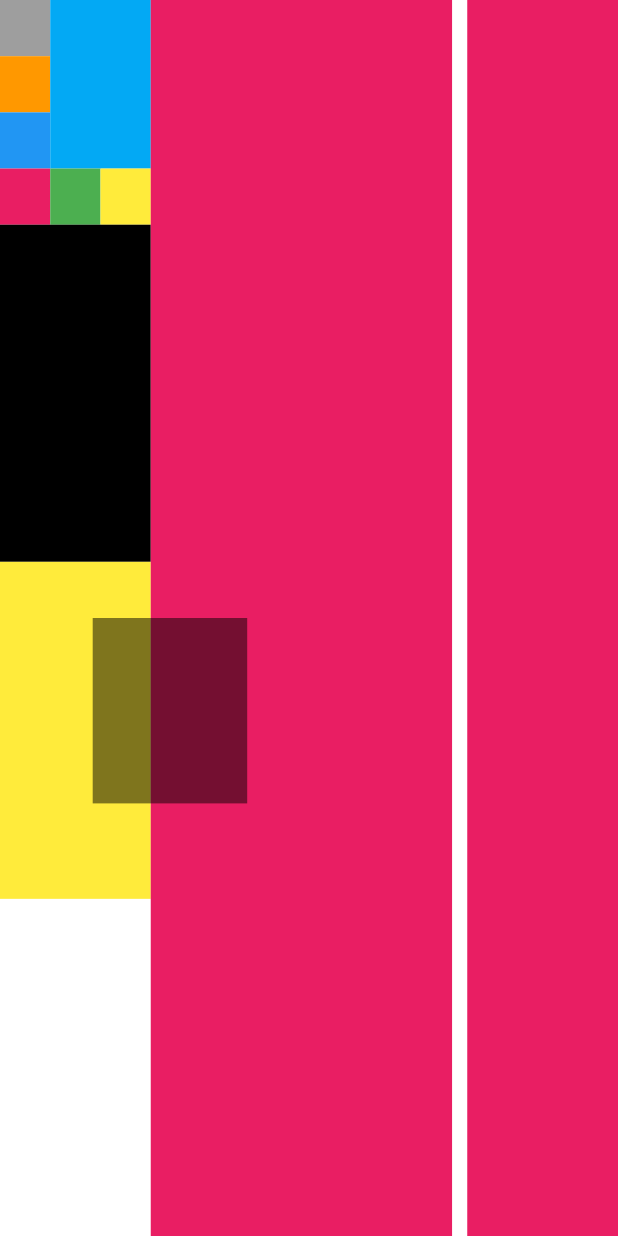
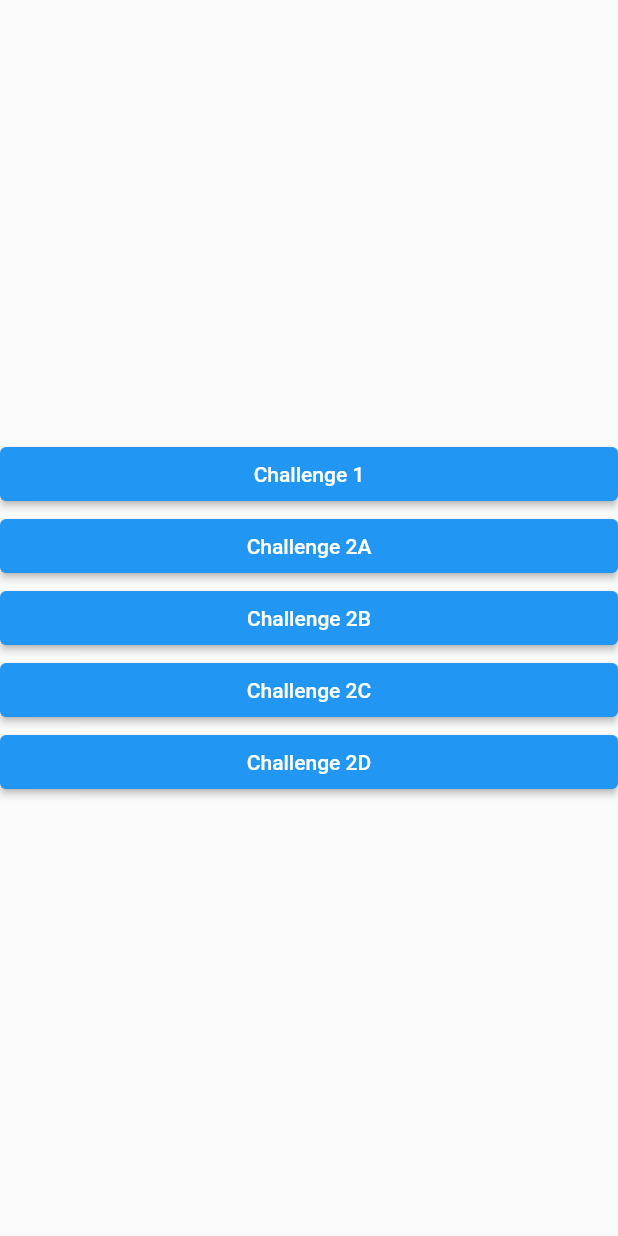
Before and after one commit to tunghiacanva/FlutterLearning, a Flutter app: the screen it shows after launch, on a phone screen of 412 x 824 dp. Run offline on Flutter 3.47's test engine with Material 2 defaults, Android fonts, the phone set to English and light mode, and no system bars; generated files the repository leaves out were written again.

Commit message:
challenge2

```diff
--- a/lib/src/app.dart
+++ b/lib/src/app.dart
@@ -1,6 +1,11 @@
 import 'package:flutter/material.dart';
 import 'package:flutter_gen/gen_l10n/app_localizations.dart';
 import 'package:flutter_localizations/flutter_localizations.dart';
+import 'package:lesson1_flutter_layout/src/lesson1/challenge_1.dart';
+import 'package:lesson1_flutter_layout/src/lesson1/challenge_2a.dart';
+import 'package:lesson1_flutter_layout/src/lesson1/challenge_2b.dart';
+import 'package:lesson1_flutter_layout/src/lesson1/challenge_2c.dart';
+import 'package:lesson1_flutter_layout/src/lesson1/challenge_2d.dart';
 
 import 'sample_feature/sample_item_details_view.dart';
 import 'sample_feature/sample_item_list_view.dart';
@@ -92,133 +97,49 @@ class HomePage extends StatelessWidget {
 
   @override
   Widget build(BuildContext context) {
-    final safeAreaScreenWidth = MediaQuery.of(context).size.width -
-        MediaQuery.of(context).padding.left -
-        MediaQuery.of(context).padding.right;
-    final safeAreaScreenHeight = MediaQuery.of(context).size.height -
-        MediaQuery.of(context).padding.top -
-        MediaQuery.of(context).padding.bottom;
-    final safeBlockSizeHorizontal = safeAreaScreenWidth / 100;
-    final safeBlockSizeVertical = safeAreaScreenHeight / 100;
-
     return Scaffold(
-      body: SafeArea(
-          child: Stack(children: [
-        Row(
+        body: Center(
+      child: Column(
+        mainAxisAlignment: MainAxisAlignment.center,
         crossAxisAlignment: CrossAxisAlignment.stretch,
         children: [
-            Expanded(
-              flex: 3,
-              child: Row(
-                children: [
-                  Expanded(
-                      flex: 1,
-                      child: Column(
-                        children: [
-                          Expanded(
-                              flex: 2,
-                              child: Row(children: [
-                                Expanded(
-                                    flex: 1,
-                                    child: Column(
-                                      children: [
-                                        Expanded(
-                                            flex: 2,
-                                            child: Container(
-                                              color: Colors.grey,
-                                            )),
-                                        Expanded(
-                                            flex: 2,
-                                            child: Container(
-                                              color: Colors.orange,
-                                            )),
-                                        Expanded(
-                                            flex: 2,
-                                            child: Container(
-                                              color: Colors.blue,
-                                            )),
-                                        Expanded(
-                                            flex: 2,
-                                            child: Container(
-                                              color: Colors.pink,
-                                            )),
-                                      ],
-                                    )),
-                                Expanded(
-                                    flex: 2,
-                                    child: Column(
-                                      children: [
-                                        Expanded(
-                                            flex: 3,
-                                            child: Container(
-                                              color: Colors.lightBlue,
-                                            )),
-                                        Expanded(
-                                            flex: 1,
-                                            child: Row(children: [
-                                              Expanded(
-                                                  flex: 1,
-                                                  child: Container(
-                                                    color: Colors.green,
-                                                  )),
-                                              Expanded(
-                                                  flex: 1,
-                                                  child: Container(
-                                                    color: Colors.yellow,
-                                                  )),
-                                            ])),
-                                      ],
-                                    )),
-                              ])),
-                          Expanded(
-                              flex: 3,
-                              child: Container(
-                                color: Colors.black,
-                              )),
-                          Expanded(
-                            flex: 3,
-                            child: Container(
-                              color: Colors.yellow,
+          ElevatedButton(
+            child: const Text('Challenge 1'),
+            onPressed: () {
+              Navigator.push(context,
+                  MaterialPageRoute(builder: (context) => const Challenge1()));
+            },
           ),
+          ElevatedButton(
+            child: const Text('Challenge 2A'),
+            onPressed: () {
+              Navigator.push(context,
+                  MaterialPageRoute(builder: (context) => const Challenge2A()));
+            },
           ),
-                          Expanded(
-                              flex: 3,
-                              child: Container(
-                                color: Colors.white,
-                              ))
-                        ],
-                      )),
-                  Expanded(
-                      flex: 2,
-                      child: Container(
-                        color: Colors.pink,
-                      ))
-                ],
+          ElevatedButton(
+            child: const Text('Challenge 2B'),
+            onPressed: () {
+              Navigator.push(context,
+                  MaterialPageRoute(builder: (context) => const Challenge2B()));
+            },
           ),
+          ElevatedButton(
+            child: const Text('Challenge 2C'),
+            onPressed: () {
+              Navigator.push(context,
+                  MaterialPageRoute(builder: (context) => const Challenge2C()));
+            },
           ),
-            Container(
-              color: Colors.white,
-              width: 10,
-            ),
-            Expanded(
-              flex: 1,
-              child: Container(
-                color: Colors.pink,
-                width: 100,
-                height: 100,
-              ),
+          ElevatedButton(
+            child: const Text('Challenge 2D'),
+            onPressed: () {
+              Navigator.push(context,
+                  MaterialPageRoute(builder: (context) => const Challenge2D()));
+            },
           ),
         ],
       ),
-        Positioned(
-            top: safeAreaScreenHeight * 0.5,
-            left: safeAreaScreenWidth * 0.15,
-            child: Container(
-              width: safeBlockSizeHorizontal * 25,
-              height: safeBlockSizeVertical * 15,
-              color: Colors.black.withOpacity(0.5),
-            )),
-      ])),
-    );
+    ));
   }
 }
```
Also changed, not shown: lib/src/lesson1/challenge_1.dart (added, +143 -0 lines), lib/src/lesson1/challenge_2a.dart (added, +40 -0 lines), lib/src/lesson1/challenge_2b.dart (added, +40 -0 lines), lib/src/lesson1/challenge_2c.dart (added, +70 -0 lines), lib/src/lesson1/challenge_2d.dart (added, +55 -0 lines). Lines whose indentation alone changed are shown as unchanged.
